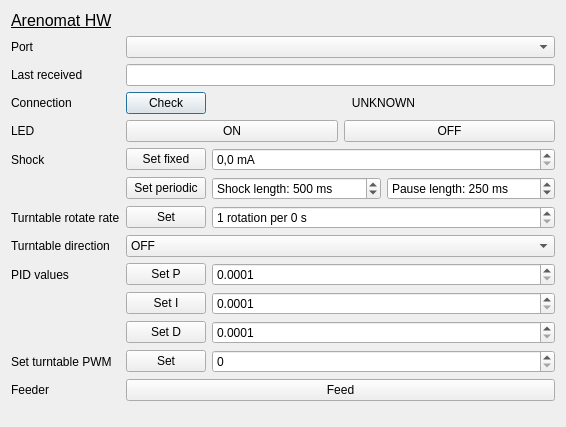
Old version of the form gui/debugwindow.ui in the repository fgu-cas/kachna-tracker.
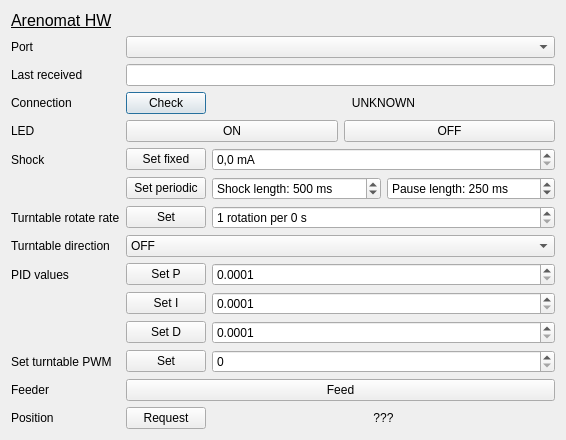
New version of the form.

Commit message: various fixes, position finished

The edit to the form file:
```diff
--- a/gui/debugwindow.ui
+++ b/gui/debugwindow.ui
@@ -358,6 +358,34 @@
      </property>
     </widget>
    </item>
+   <item row="11" column="1">
+    <layout class="QHBoxLayout" name="horizontalLayout_3" stretch="0,1">
+     <item>
+      <widget class="QPushButton" name="positionButton">
+       <property name="text">
+        <string>Request</string>
+       </property>
+      </widget>
+     </item>
+     <item>
+      <widget class="QLabel" name="positionLabel">
+       <property name="text">
+        <string>???</string>
+       </property>
+       <property name="alignment">
+        <set>Qt::AlignCenter</set>
+       </property>
+      </widget>
+     </item>
+    </layout>
+   </item>
+   <item row="11" column="0">
+    <widget class="QLabel" name="label_13">
+     <property name="text">
+      <string>Position</string>
+     </property>
+    </widget>
+   </item>
   </layout>
  </widget>
  <resources/>
```
The commit also changes 4 other files.
